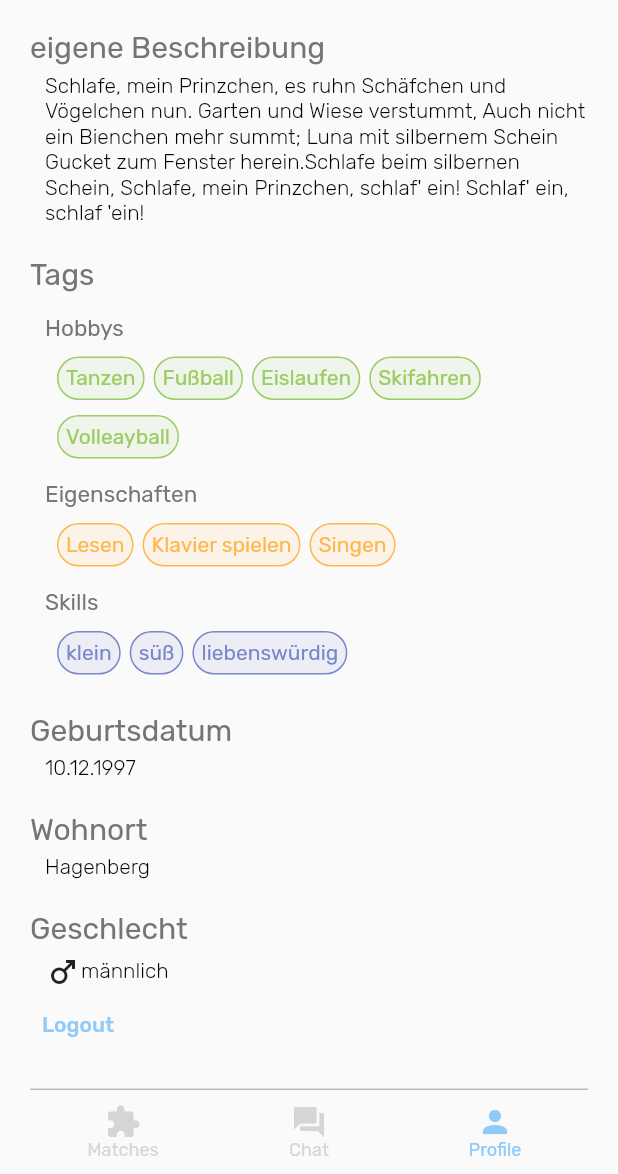
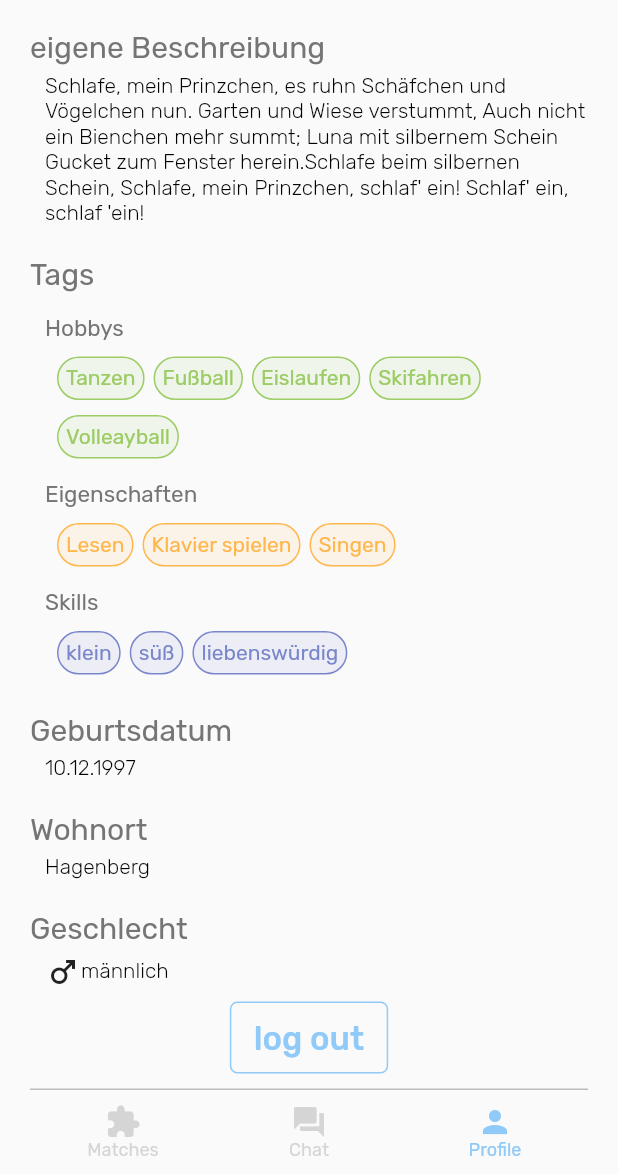
Before and after one commit to sara-luise/SMA_Project, a Flutter app: the screen it shows once a user with an empty profile is signed in, item 3 of the bottom bar chosen, scrolled down 123 dp, on a phone screen of 412 x 824 dp, the part 62-1236 px from its top. Run offline on Flutter 3.47's test engine with Material 2 defaults, Android fonts, the phone set to English and light mode, and no system bars; our stand-ins replace firebase_auth, firebase_core; missing offline and left inert: cloud_firestore_web, firebase_auth_web, firebase_core_web; accounts and stored records are empty; network calls fail.

Commit message:
prototyp is finito

```diff
--- a/sma_app/lib/components/matchCard.dart
+++ b/sma_app/lib/components/matchCard.dart
@@ -13,10 +13,11 @@ class MatchCard extends StatelessWidget {
   Widget build(BuildContext context) {
     SMAUser user = UserService().getUserById(this.userId);
     return SizedBox(
-      width: 160,
+      width: 140,
+      height: 180,
       child: GestureDetector(
         onTap: () {
-          Navigator.pushNamed(context, '/chat');
+          Navigator.pushNamed(context, '/chat', arguments: user.id);
         },
         child: Card(
           child: Padding(
--- /dev/null
+++ b/sma_app/lib/globals.dart
@@ -0,0 +1,6 @@
+import 'package:firebase_auth/firebase_auth.dart';
+import 'package:sma_app/services/userservice.dart';
+
+class Globals{
+  final UserService userService = UserService();
+}
--- /dev/null
+++ b/sma_app/lib/models/message.dart
@@ -0,0 +1,7 @@
+class Message {
+  final bool received;
+  final String message;
+  final DateTime date;
+
+  Message(this.received, this.message, this.date);
+}
--- a/sma_app/lib/models/user.dart
+++ b/sma_app/lib/models/user.dart
@@ -1,3 +1,4 @@
+import 'package:sma_app/models/message.dart';
 import 'package:sma_app/models/tagable.dart';
 
 class SMAUser {
@@ -11,6 +12,7 @@ class SMAUser {
   final List<TagAble> attributes;
   final List<TagAble> skills;
   final String sex;
+  final List<Message> messages;
 
-  SMAUser(this.hobbies, this.firstName, this.lastName, this.description, this.dateOfBirth, this.hometown, this.id, this.attributes, this.skills, this.sex);
+  SMAUser(this.hobbies, this.firstName, this.lastName, this.description, this.dateOfBirth, this.hometown, this.id, this.attributes, this.skills, this.sex, this.messages);
 }
--- a/sma_app/lib/pages/authentication.dart
+++ b/sma_app/lib/pages/authentication.dart
@@ -82,7 +82,7 @@ class AuthenticateState extends State<Authenticate> {
                   child: const Text(
                     'Anmelden',
                     style: TextStyle(
-                      color: Colors.blue
+                      color: Colors.white
                     ),
                   ),
                   onPressed: () async {
--- a/sma_app/lib/pages/home.dart
+++ b/sma_app/lib/pages/home.dart
@@ -45,7 +45,6 @@ class _HomeState extends State<Home> {
           elevation: 0,
           onTap: (value) {
             // Respond to item press.
-            print("index");
             setState(() => _currentIndex = value);
           },
           items: const [
--- a/sma_app/lib/pages/match.dart
+++ b/sma_app/lib/pages/match.dart
@@ -36,8 +36,8 @@ displayMatches(List<SMAUser> users, context){
   }
   widgets.add(
     SizedBox(
-      width: 150,
-      height: 189,
+      width: 140,
+      height: 180,
       child: OutlinedButton(
           onPressed: () {
             Navigator.pushNamed(context, '/matching');
--- a/sma_app/lib/pages/profile.dart
+++ b/sma_app/lib/pages/profile.dart
@@ -71,12 +71,24 @@ class Profile extends StatelessWidget {
               ],
             ),
           ),
-          TextButton(
-            onPressed: () async {
-              await AuthService().logout();
-            },
-            child: Text("Logout")
+          Align(
+            alignment: Alignment.topCenter,
+            child: TextButton(
+              onPressed: () {
+                AuthService().logout();
+              },
+              child: Container(
+                  decoration: BoxDecoration(
+                      border: Border.all(color: pmBlue200),
+                      borderRadius: BorderRadius.all(Radius.circular(5))),
+                  padding: EdgeInsets.symmetric(horizontal: 15, vertical: 10),
+                  child: const Text(
+                    "log out",
+                    style: TextStyle(fontSize: 22),
+                  )
+                ),
             ),
+          ),
         ],
       ),
     ));
--- a/sma_app/lib/services/userservice.dart
+++ b/sma_app/lib/services/userservice.dart
@@ -1,4 +1,5 @@
 import 'package:flutter/material.dart';
+import 'package:sma_app/models/message.dart';
 import 'package:sma_app/models/tagable.dart';
 import 'package:sma_app/models/user.dart';
 
@@ -37,10 +38,23 @@ class UserService {
 
   createUsers(){
     users.add(SMAUser(createHobbies(), "Reiner", "Zufall", "Schlafe, mein Prinzchen, es ruhn Schäfchen und Vögelchen nun. Garten und Wiese verstummt, Auch nicht ein Bienchen mehr summt; Luna mit silbernem Schein Gucket zum Fenster herein."
-              "Schlafe beim silbernen Schein, Schlafe, mein Prinzchen, schlaf' ein! Schlaf' ein, schlaf 'ein!", DateTime(1997, 12, 10), "Hagenberg", 1, createAttributes(), createSkills(), "männlich"));
-    users.add(SMAUser(createHobbies(), "Max", "Mustermann", "Guten Tag i bims", DateTime(1997, 12, 10), "Hagenberg", 2, createAttributes(), createSkills(), "männlich"));
-    users.add(SMAUser(createHobbies(), "Max", "Mustermäx", "Guten Tag i bims hier", DateTime(1997, 12, 10), "Hagenberg", 3, createAttributes(), createSkills(), "männlich"));
-    users.add(SMAUser(createHobbies(), "Alfred", "Baumschule", "Wos mochst du heid so außer an schlechten Eindruck?", DateTime(1997, 12, 10), "Hagenberg", 4, createAttributes(), createSkills(), "männlich"));
+              "Schlafe beim silbernen Schein, Schlafe, mein Prinzchen, schlaf' ein! Schlaf' ein, schlaf 'ein!", DateTime(1997, 12, 10), "Hagenberg", 1, createAttributes(), createSkills(), "männlich", createMessages()));
+    users.add(SMAUser(createHobbies(), "Albus", "Dumbledore", "Guten Tag i bims", DateTime(1997, 12, 10), "Hagenberg", 2, createAttributes(), createSkills(), "männlich", createMessages()));
+    users.add(SMAUser(createHobbies(), "Lou", "Sari", "Guten Tag i bims hier", DateTime(1997, 12, 10), "Hagenberg", 3, createAttributes(), createSkills(), "männlich", createMessages()));
+    users.add(SMAUser(createHobbies(), "Johann", "Exmatrikulator", "Wos mochst du heid so außer an schlechten Eindruck? Willst de Exmatrikulation glei oder erst speda?", DateTime(1997, 12, 10), "Hagenberg", 4, createAttributes(), createSkills(), "männlich", createMessages()));
+  }
+
+  List<Message> createMessages(){
+    List<Message> messages = [];
+
+    messages.add(Message(true, "Du bist so wunderschön i würd da gern a Angebot machen?", DateTime(2022, 1, 26, 20, 0)));
+    messages.add(Message(false, "Äh ok ?", DateTime(2022, 1, 26, 20, 1)));
+    messages.add(Message(true, "host vll 2000€ i bin zusätzlich nu BitCoin Investor, i verdreifach da ds :)", DateTime(2022, 1, 26, 20, 2)));
+    messages.add(Message(false, "oh shit here we go again", DateTime(2022, 1, 26, 20, 4)));
+    messages.add(Message(true, "also?", DateTime(2022, 1, 26, 20, 5)));
+    messages.add(Message(true, "hä ghostest du mi jtz?", DateTime(2022, 1, 27, 20, 5)));
+    // messages.add(Message(false, "", DateTime(2022, 1, 26, 20, 0)));
+    return messages;
   }
 
   SMAUser currentUser(){
@@ -51,7 +65,7 @@ class UserService {
     return users.skip(1).toList();
   }
 
-  SMAUser getUserById(int id){
+  SMAUser getUserById(int? id){
     for(var user in users){
       if(user.id == id){
         return user;
@@ -60,4 +74,14 @@ class UserService {
 
     return currentUser();
   }
+
+  sendMessage(int? toUser, String message){
+    if(toUser != null){
+      for(var user in users){
+        if(user.id == toUser){
+          user.messages.add(Message(false, message, DateTime.now()));
+        }
+      }
+    }
+  }
 }
--- a/sma_app/lib/wrapper.dart
+++ b/sma_app/lib/wrapper.dart
@@ -32,7 +32,7 @@ class Wrapper extends StatelessWidget {
             routes: {
               '/': (context) => const Home(),
               '/matching': (context) => const Matching(),
-              '/chat': (context) => const Chat(),
+              '/chat': (context) => Chat(),
             }
           );
         }
```
Also changed, not shown: sma_app/lib/pages/chat.dart (+53 -27 lines), sma_app/lib/pages/contacts.dart (+15 -30 lines).
